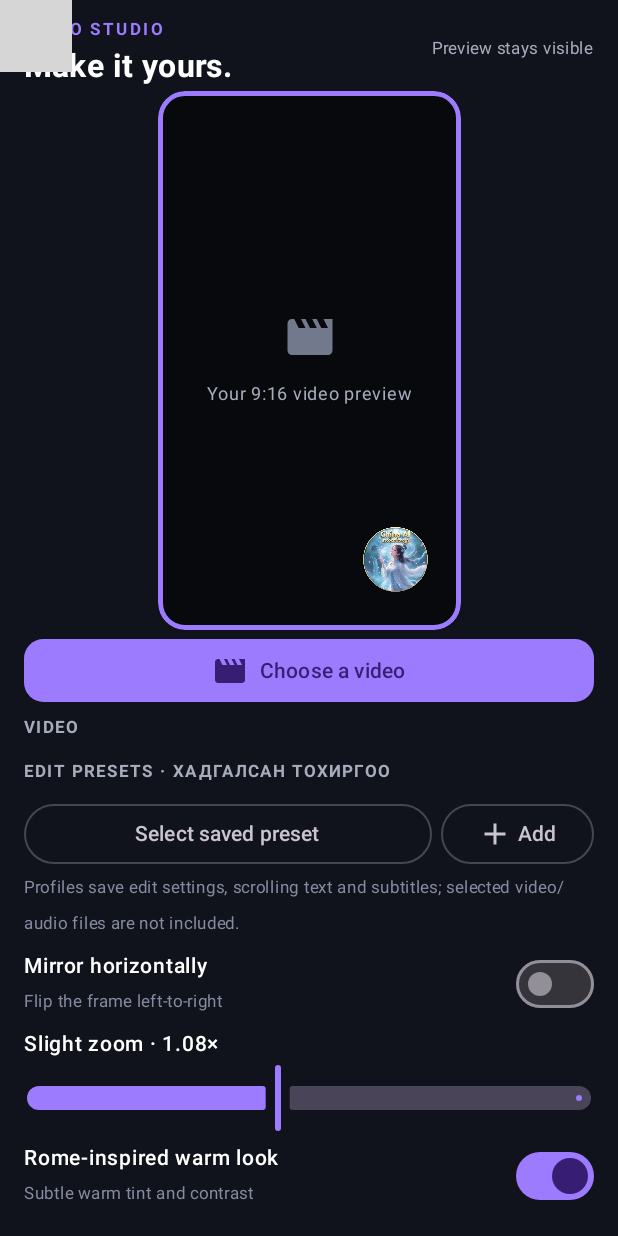
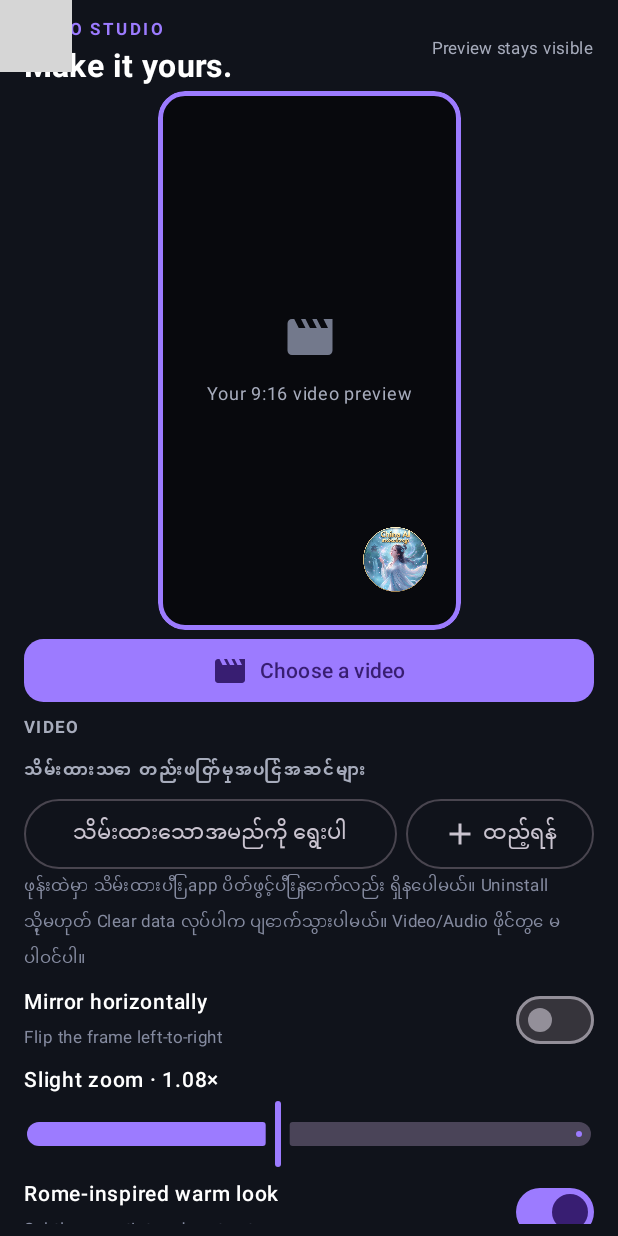
Before and after one commit to yelin19/VideoEditing-, an Android app built with Jetpack Compose: the screen it shows after launch (MainActivity), on a phone screen of 412 x 824 dp. Run offline under Robolectric (Android 15) with nearby library versions, the phone set to English and light mode, and no system bars; 2 statements that could not run were skipped; grey boxes are pictures that could not be loaded.

Commit message:
Persist editing presets reliably and localize preset UI

```diff
--- a/app/src/main/java/com/example/videoediting/MainActivity.kt
+++ b/app/src/main/java/com/example/videoediting/MainActivity.kt
@@ -286,15 +286,15 @@ private fun EditorScreen() {
         Spacer(Modifier.height(6.dp))
         Column(Modifier.fillMaxWidth().weight(1f).verticalScroll(rememberScrollState()).padding(bottom = 12.dp)) {
         SectionTitle("VIDEO")
-        SectionTitle("EDIT PRESETS · ХАДГАЛСАН ТОХИРГОО")
+        SectionTitle("သိမ်းထားသော တည်းဖြတ်မှုအပြင်အဆင်များ")
         Row(Modifier.fillMaxWidth(), verticalAlignment = Alignment.CenterVertically, horizontalArrangement = Arrangement.spacedBy(6.dp)) {
             Box(Modifier.weight(1f)) {
                 OutlinedButton(onClick = { presetMenuExpanded = true }, modifier = Modifier.fillMaxWidth()) {
-                    Text(selectedPresetName ?: "Select saved preset", maxLines = 1)
+                    Text(selectedPresetName ?: "သိမ်းထားသောအမည်ကို ရွေးပါ", maxLines = 1)
                 }
                 DropdownMenu(expanded = presetMenuExpanded, onDismissRequest = { presetMenuExpanded = false }) {
                     if (editingPresets.isEmpty()) {
-                        DropdownMenuItem(text = { Text("No saved settings yet") }, onClick = { presetMenuExpanded = false }, enabled = false)
+                        DropdownMenuItem(text = { Text("သိမ်းထားသောအပြင်အဆင် မရှိသေးပါ") }, onClick = { presetMenuExpanded = false }, enabled = false)
                     }
                     editingPresets.forEach { (name, preset) ->
                         DropdownMenuItem(text = { Text(name, maxLines = 1) }, onClick = {
@@ -326,7 +326,7 @@ private fun EditorScreen() {
                                 .putString("border_color", borderColorHex).putString("scrolling_caption", scrollingCaption).putString("subtitle_color", subtitleColorHex).apply()
                             previewPositionMs = 0L
                             subtitlePreviewRestartKey++
-                            message = "Loaded settings: $name"
+                            message = "‘$name’ အပြင်အဆင်ကို ပြန်သုံးထားပါတယ်။"
                         })
                     }
                 }
@@ -335,17 +335,18 @@ private fun EditorScreen() {
                 IconButton(onClick = {
                     val updated = LinkedHashMap(editingPresets)
                     updated.remove(selectedPresetName)
-                    editingPresets = updated
-                    saveEditingPresets(prefs, updated)
-                    selectedPresetName = null
-                }) { Icon(Icons.Default.Close, "Delete selected preset", tint = Color(0xFFCF9DA6)) }
+                    if (saveEditingPresets(prefs, updated)) {
+                        editingPresets = updated
+                        selectedPresetName = null
+                    } else message = "ဒီအပြင်အဆင်ကို ဖျက်၍မရပါ။ ထပ်ကြိုးစားပါ။"
+                }) { Icon(Icons.Default.Close, "ရွေးထားသောအပြင်အဆင်ကို ဖျက်ရန်", tint = Color(0xFFCF9DA6)) }
             }
             OutlinedButton(onClick = { presetNameInput = ""; showSavePresetDialog = true }) {
                 Icon(Icons.Default.Add, contentDescription = null)
-                Text(" Add")
+                Text(" ထည့်ရန်")
             }
         }
-        Text("Profiles save edit settings, scrolling text and subtitles; selected video/audio files are not included.", color = Color(0xFF858BA0), fontSize = 11.sp)
+        Text("ဖုန်းထဲမှာ သိမ်းထားပြီး app ပိတ်ဖွင့်ပြီးနောက်လည်း ရှိနေပါမယ်။ Uninstall သို့မဟုတ် Clear data လုပ်ပါက ပျောက်သွားပါမယ်။ Video/Audio ဖိုင်တွေ မပါဝင်ပါ။", color = Color(0xFF858BA0), fontSize = 11.sp)
         SettingSwitch("Mirror horizontally", "Flip the frame left-to-right", mirror) { mirror = it }
         Text("Slight zoom · ${"%.2f".format(zoom)}×", color = Color.White, fontWeight = FontWeight.Medium, fontSize = 14.sp)
         Slider(value = zoom, onValueChange = { zoom = it }, valueRange = 1f..1.18f)
@@ -552,15 +553,15 @@ private fun EditorScreen() {
         Spacer(Modifier.height(24.dp))
         }
     }
-    message?.let { text -> AlertDialog(onDismissRequest = { message = null }, confirmButton = { TextButton(onClick = { message = null }) { Text("OK") } }, title = { Text(if (text.startsWith("Video exported")) "Export complete" else "Notice") }, text = { Text(text) } ) }
+    message?.let { text -> AlertDialog(onDismissRequest = { message = null }, confirmButton = { TextButton(onClick = { message = null }) { Text("အိုကေ") } }, title = { Text(if (text.startsWith("Video exported")) "Export complete" else "အသိပေးချက်") }, text = { Text(text) } ) }
     if (showSavePresetDialog) AlertDialog(
         onDismissRequest = { showSavePresetDialog = false },
-        title = { Text("Save editing settings") },
+        title = { Text("တည်းဖြတ်မှုအပြင်အဆင်ကို သိမ်းရန်") },
         text = {
             Column {
-                Text("Enter a name. Saving an existing name replaces its previous settings.", color = Color(0xFFA7ACBC))
+                Text("အမည်ထည့်ပါ။ ရှိပြီးသားအမည်ကို ထပ်သိမ်းပါက အရင်အပြင်အဆင်ကို အစားထိုးပါမယ်။", color = Color(0xFFA7ACBC))
                 Spacer(Modifier.height(10.dp))
-                OutlinedTextField(value = presetNameInput, onValueChange = { presetNameInput = it }, singleLine = true, label = { Text("Preset name") }, placeholder = { Text("e.g. Warm portrait") })
+                OutlinedTextField(value = presetNameInput, onValueChange = { presetNameInput = it }, singleLine = true, label = { Text("အမည်") }, placeholder = { Text("ဥပမာ - အနွေးရောင်") })
             }
         },
         confirmButton = {
@@ -568,7 +569,7 @@ private fun EditorScreen() {
                 val name = presetNameInput.trim()
                 if (name.isBlank()) {
                     showSavePresetDialog = false
-                    message = "Enter a name for these settings first."
+                    message = "သိမ်းရန်အမည်တစ်ခု ထည့်ပါ။"
                 } else {
                     val preset = EditorPreset(
                         mirror, zoom, warmEnabled, warmAmount, borderColorHex, muteOriginal, videoAudioVolume,
@@ -578,15 +579,16 @@ private fun EditorScreen() {
                     )
                     val updated = LinkedHashMap(editingPresets)
                     updated[name] = preset
-                    editingPresets = updated
-                    saveEditingPresets(prefs, updated)
-                    selectedPresetName = name
                     showSavePresetDialog = false
-                    message = "Saved ‘$name’. Select it next time to restore these settings."
+                    if (saveEditingPresets(prefs, updated)) {
+                        editingPresets = updated
+                        selectedPresetName = name
+                        message = "‘$name’ ကို သိမ်းပြီးပါပြီ။ နောက်တစ်ခါ အမည်ကို ရွေးပြီး အပြင်အဆင်ကို ပြန်သုံးနိုင်ပါတယ်။"
+                    } else message = "အပြင်အဆင်ကို ဖုန်းထဲသို့ သိမ်း၍မရပါ။ ထပ်ကြိုးစားပါ။"
                 }
-            }) { Text("Save") }
+            }) { Text("သိမ်းမည်") }
         },
-        dismissButton = { TextButton(onClick = { showSavePresetDialog = false }) { Text("Cancel") } }
+        dismissButton = { TextButton(onClick = { showSavePresetDialog = false }) { Text("မလုပ်တော့ပါ") } }
     )
 }
 
@@ -1195,12 +1197,12 @@ private fun loadEditingPresets(prefs: android.content.SharedPreferences): Linked
     return saved
 }
 
-private fun saveEditingPresets(prefs: android.content.SharedPreferences, presets: Map<String, EditorPreset>) {
+private fun saveEditingPresets(prefs: android.content.SharedPreferences, presets: Map<String, EditorPreset>): Boolean {
     val array = JSONArray()
     presets.forEach { (name, preset) ->
         array.put(JSONObject().put("name", name).put("settings", editorPresetToJson(preset)))
     }
-    prefs.edit().putString("editing_presets", array.toString()).apply()
+    return prefs.edit().putString("editing_presets", array.toString()).commit()
 }
 
 private fun editorPresetToJson(preset: EditorPreset): JSONObject = JSONObject()
```
